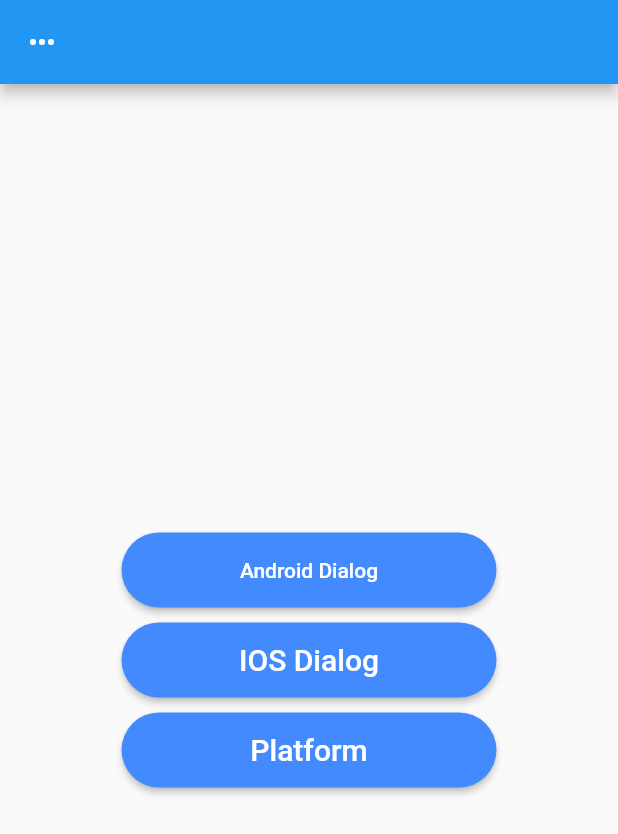
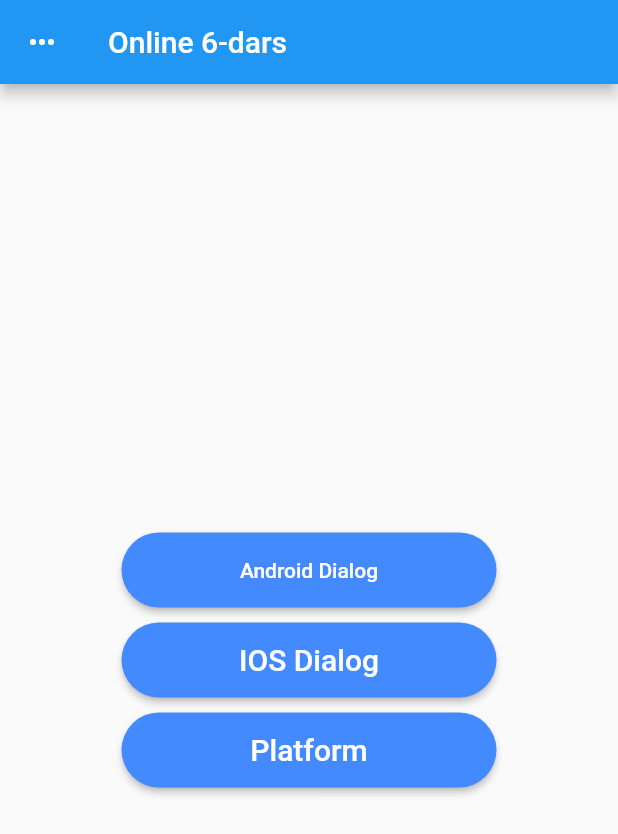
Before and after one commit to eshquvvatov/online6_dars, a Flutter app: the DialogPage screen opened by its route, on a phone screen of 412 x 824 dp. Shown: the top 834 px of the screen. Run offline on Flutter 3.47's test engine with Material 2 defaults, Android fonts, the phone set to English and light mode, and no system bars.

Commit message:
online 6 chi dars qo'shimcha qo'shilgani

```diff
--- a/lib/pages/dialog_page.dart
+++ b/lib/pages/dialog_page.dart
@@ -2,16 +2,18 @@ import 'dart:io';
 
 import 'package:flutter/cupertino.dart';
 import 'package:flutter/material.dart';
+import 'package:online6_dars/pages/home_page.dart';
 
 class DialogPage extends StatefulWidget {
   const DialogPage({Key? key}) : super(key: key);
-  static const String id = "home_page";
+  static const  id = "home_page";
 
   @override
   _DialogPageState createState() => _DialogPageState();
 }
 
 class _DialogPageState extends State<DialogPage> {
+  int _selectedDestination=0;
   void display() {
     if (Platform.isAndroid) {
       _androidDialog();
@@ -26,14 +28,14 @@ class _DialogPageState extends State<DialogPage> {
       context: context,
       builder: (BuildContext) {
         return AlertDialog(
-          title: Text("Log out"),
-          content: Text("Aru you sure you woant log out"),
+          title: const Text("Log out"),
+          content: const Text("Aru you sure you woant log out"),
           actions: [
             TextButton(
               onPressed: () {},
-              child: Text("cancel"),
+              child: const Text("cancel"),
             ),
-            TextButton(onPressed: () {}, child: Text("Confirm")),
+            TextButton(onPressed: () {}, child: const Text("Confirm")),
           ],
         );
       },
@@ -67,7 +69,7 @@ class _DialogPageState extends State<DialogPage> {
   @override
   Widget build(BuildContext context) {
     return Scaffold(
-      appBar: AppBar(
+      appBar: AppBar(title: Text("Online 6-dars"),
         leading: Builder(
           builder: (context) {
             // context yozmasa chiqmaydi nega savol berish
@@ -75,7 +77,7 @@ class _DialogPageState extends State<DialogPage> {
                 onPressed: () {
                   Scaffold.of(context).openDrawer();
                 },
-                icon: Icon(Icons.more_horiz));
+                icon: const Icon(Icons.more_horiz));
           },
         ),
       ),
@@ -88,34 +90,34 @@ class _DialogPageState extends State<DialogPage> {
           children: [
             MaterialButton(
               height: 50,
-              shape: StadiumBorder(),
+              shape: const StadiumBorder(),
               minWidth: 250,
               onPressed: _androidDialog,
-              child: Text("Android Dialog"),
+              child: const Text("Android Dialog"),
               color: Colors.blueAccent,
               textColor: Colors.white,
             ),
-            SizedBox(
+            const SizedBox(
               height: 10,
             ),
             MaterialButton(
               onPressed: _iosDialog,
-              shape: StadiumBorder(),
-              child: Text(
+              shape: const StadiumBorder(),
+              child: const Text(
                 "IOS Dialog",
-                style: TextStyle(fontSize: 20, color: Colors.white),
+                style:  TextStyle(fontSize: 20, color: Colors.white),
               ),
               color: Colors.blueAccent,
               height: 50,
               minWidth: 250,
             ),
-            SizedBox(
+            const SizedBox(
               height: 10,
             ),
             MaterialButton(
               onPressed: display,
-              shape: StadiumBorder(),
-              child: Text(
+              shape: const StadiumBorder(),
+              child: const Text(
                 "Platform",
                 style: TextStyle(fontSize: 20, color: Colors.white),
               ),
@@ -129,17 +131,122 @@ class _DialogPageState extends State<DialogPage> {
       drawer: Drawer(
         backgroundColor: Colors.white,
         child: ListView(
-          children: const [
-            UserAccountsDrawerHeader(
-                arrowColor: Colors.red,
-                currentAccountPicture: CircleAvatar(
-                  backgroundColor: Colors.red,
-                ),
-                accountName: Text("Ravshan"),
-                accountEmail: Text("ravshanbekeshquvvatov@gmail.com"))
+          children: [
+            const UserAccountsDrawerHeader(
+              currentAccountPictureSize:  Size.fromRadius(38),
+              decoration: BoxDecoration(
+                color: Colors.blueGrey,
+              ),
+              arrowColor: Colors.yellow,
+              currentAccountPicture: CircleAvatar(
+                backgroundImage:  NetworkImage(
+                    "https://encrypted-tbn0.gstatic.com/images?q=tbn:ANd9GcSNYxw0C-qP7Dp0aaqN2ai9MYxqOJyPkAoKkQ&usqp=CAU"),
+              ),
+              accountName: Text(
+                "Ravshan",
+                style: TextStyle(fontSize: 30, fontWeight: FontWeight.bold),
+              ),
+              accountEmail: Text("ravshanbekeshquvvatov@gmail.com"),
+            ),
+            const Divider(
+              color: Colors.black,
+              height: 20,
+              thickness: 2,
+            ),
+            ListTile(
+
+              selected: _selectedDestination == 0,
+              onTap: () => selectDestination(0),
+
+              leading: const Icon(Icons.my_library_add),
+              title: const Text(
+                "My File",
+                style:
+                    TextStyle(fontSize: 18, fontWeight: FontWeight.bold),
+              ),
+            ),
+            ListTile(
+
+              selected: _selectedDestination == 1,
+              onTap: () => selectDestination(1),
+              leading: const Icon(Icons.people_alt),
+              title: const Text(
+                "Share with me",
+                style:
+                    TextStyle(fontSize: 18, fontWeight: FontWeight.bold),
+              ),
+            ),
+            ListTile(
+              onTap: () {},
+              focusColor: Colors.yellow,
+              leading: const Icon(Icons.star),
+              title: const Text(
+                "Starred",
+                style: TextStyle(fontSize: 18, fontWeight: FontWeight.bold),
+              ),
+            ),
+            ListTile(
+              onTap: () {},
+              leading: const Icon(Icons.lock_clock),
+              title: const Text(
+                "Recent",
+                style: TextStyle(fontSize: 18, fontWeight: FontWeight.bold),
+              ),
+            ),
+            ListTile(
+              onTap: () {},
+              leading: const Icon(Icons.offline_pin),
+              title: const Text(
+                "Offline",
+                style: TextStyle(fontSize: 18, fontWeight: FontWeight.bold),
+              ),
+            ),
+            ListTile(
+              onTap: () {},
+              leading: const Icon(Icons.upload_sharp),
+              title: const Text(
+                "Uploads",
+                style: TextStyle(fontSize: 18, fontWeight: FontWeight.bold),
+              ),
+            ),
+            ListTile(onTap: (){},
+              focusColor: Colors.yellow,
+              leading: const Icon(Icons.backup_sharp),
+              title: const Text(
+                "Backups",
+                style: TextStyle(fontSize: 18, fontWeight: FontWeight.bold),
+              ),
+            ),
+            ListTile(onTap: (){},
+              focusColor: Colors.yellow,
+              leading: const Icon(Icons.delete),
+              title: const Text(
+                "Trash",
+                style: TextStyle(fontSize: 18, fontWeight: FontWeight.bold),
+              ),
+            ),
+            const Divider(
+              color: Colors.black,
+              height: 20,
+              thickness: 2,
+            ),
+            ListTile(onTap: (){},
+              focusColor: Colors.yellow,
+              leading: const Icon(Icons.settings),
+              title: const Text(
+                "Setting & account",
+                style: TextStyle(fontSize: 18, fontWeight: FontWeight.bold),
+              ),
+            ),
           ],
         ),
       ),
     );
   }
+
+void selectDestination(int index) {
+  setState(() {
+    _selectedDestination = index;
+  });
 }
+}
```
Also changed, not shown: lib/main.dart (+4 -3 lines), lib/pages/grid_view_page.dart (added, +33 -0 lines), lib/pages/single_child_scroll.dart (added, +14 -0 lines).
